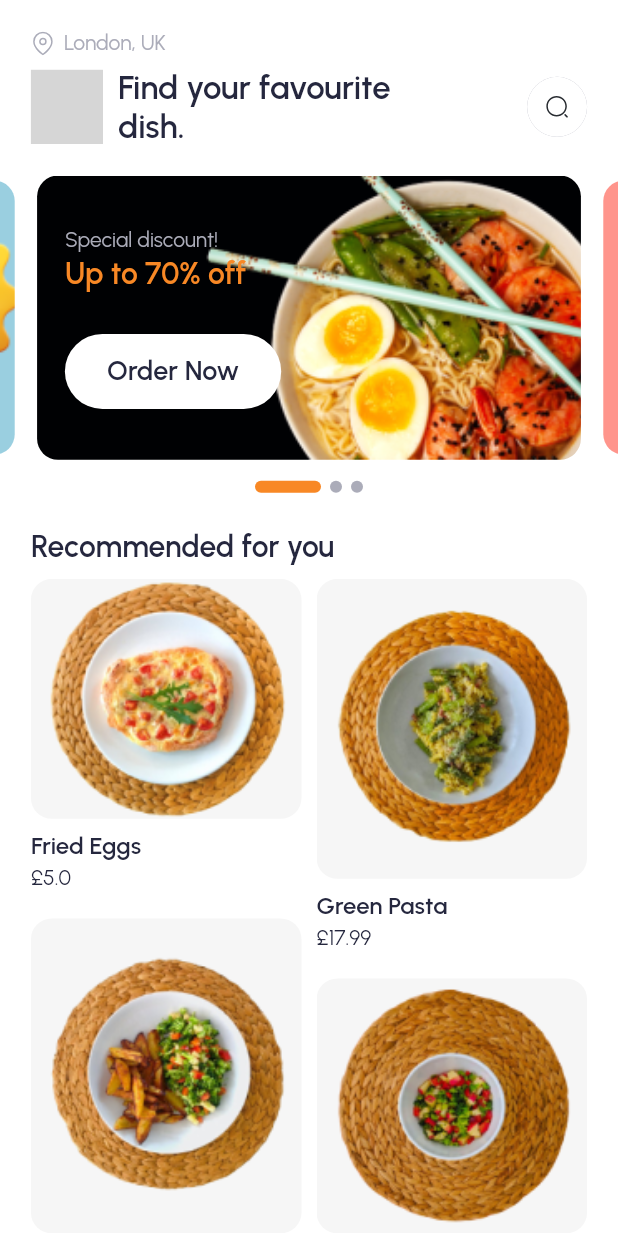
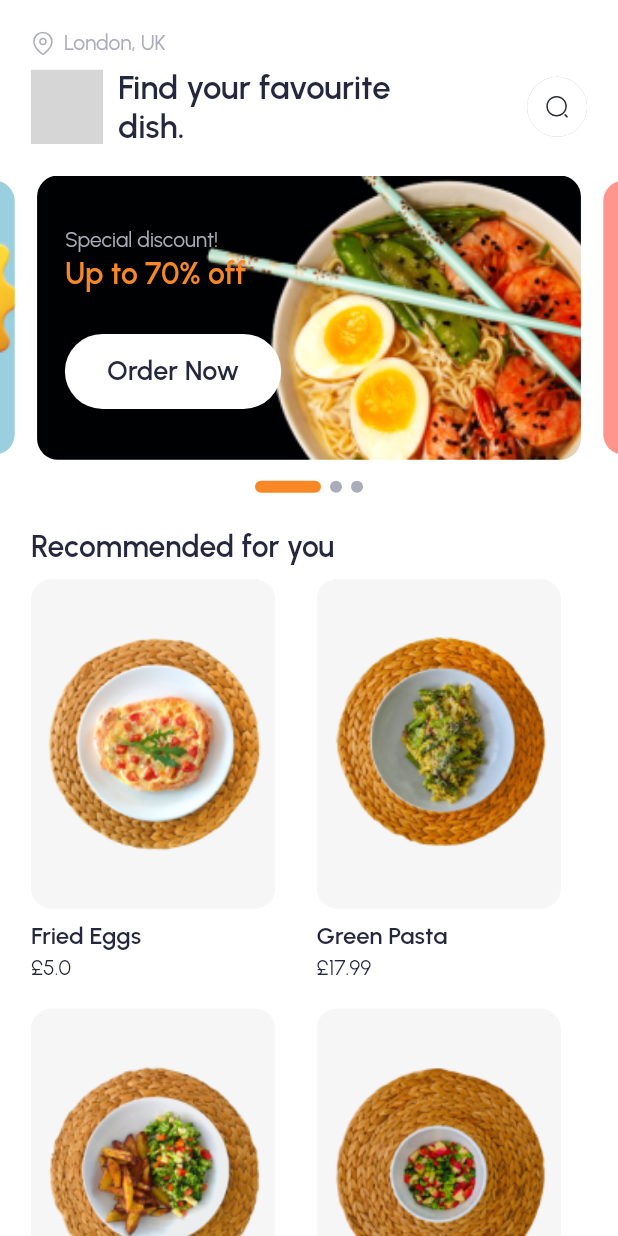
Before and after one commit to abdul-matin0/augmented-reality-ecommerce, a Flutter app: the screen it shows after launch, on a phone screen of 412 x 824 dp. Run offline on Flutter 3.47's test engine with Material 2 defaults, Android fonts, the phone set to English and light mode, and no system bars; drawn by our look-alikes of carousel_slider; our stand-ins replace flutter_svg, get, google_fonts, lottie; missing offline and left inert: random_avatar; grey boxes are pictures that could not be loaded.

Commit message:
prduct list

```diff
--- a/lib/presentation/screens/home/home_screen.dart
+++ b/lib/presentation/screens/home/home_screen.dart
@@ -48,28 +48,13 @@ class HomeScreen extends StatelessWidget {
                       ),
                       GetBuilder<ProductController>(
                           builder: (productController) {
-                        int indexCounter = 0;
-                        double? height;
                         return StaggeredGrid.count(
                           crossAxisCount: 2,
                           mainAxisSpacing: 18,
                           crossAxisSpacing: 10,
                           children:
                               productController.listOfProducts.map((product) {
-                            indexCounter++;
-                            height = indexCounter == 1
-                                ? 160
-                                : indexCounter == 2
-                                    ? 200
-                                    : indexCounter == 3
-                                        ? 210
-                                        : indexCounter == 4
-                                            ? 170
-                                            : null;
-                            return ProductCardWidget(
-                              product: product,
-                              height: height,
-                            );
+                            return ProductCardWidget(product: product);
                           }).toList(),
                         );
                       })
--- a/lib/presentation/widgets/product_card_widget.dart
+++ b/lib/presentation/widgets/product_card_widget.dart
@@ -16,7 +16,6 @@ class ProductCardWidget extends StatelessWidget {
       children: [
         SizedBox(
           height: height,
-          width: double.infinity,
           child: ClipRRect(
             borderRadius: BorderRadius.circular(imageBorderRadius),
             child: Image.asset('assets/images/${product.imageURL}',
```
